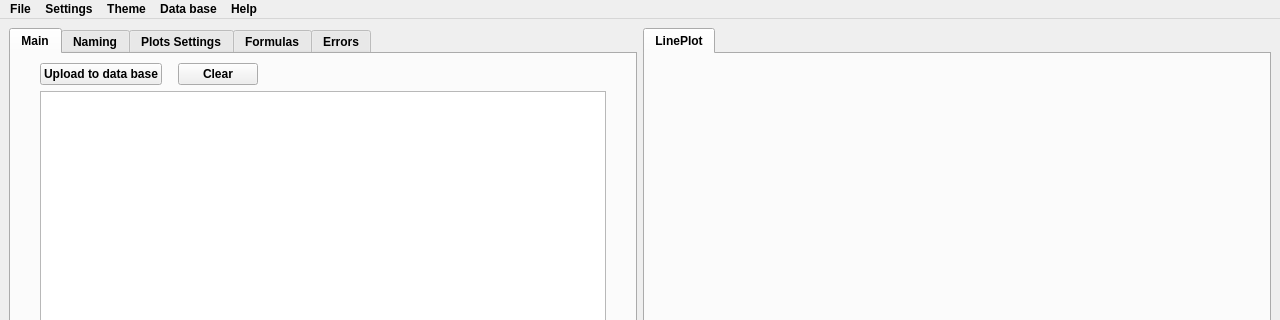
Above: main/mainwindow.ui from Kirikus/2024_Experiments before the change; both pictures show x 0 to 1280 and y 0 to 320 of the 1280 by 720 pixel window. Below: the same form after it.
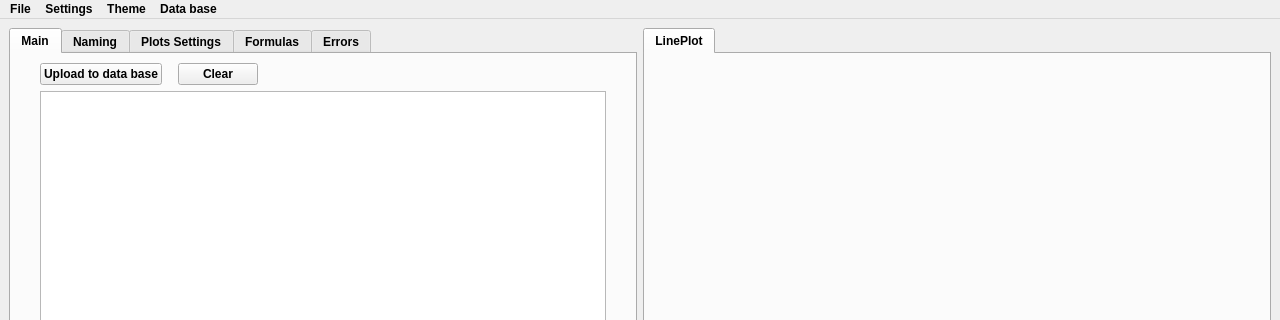
That is the form after the change. Custom widgets are drawn as their Qt base class.

Commit message: removed: -unnecessary functions -help functionality (another implementation is planned)

The edit to the form file:
```diff
--- a/main/mainwindow.ui
+++ b/main/mainwindow.ui
@@ -672,12 +672,6 @@
      <string>Settings</string>
     </property>
    </widget>
-   <widget class="QMenu" name="menuHelp">
-    <property name="title">
-     <string>Help</string>
-    </property>
-    <addaction name="actionHelp"/>
-   </widget>
    <widget class="QMenu" name="menuTheme">
     <property name="title">
      <string>Theme</string>
@@ -704,7 +698,6 @@
    <addaction name="menuSettings"/>
    <addaction name="menuTheme"/>
    <addaction name="menuData_base"/>
-   <addaction name="menuHelp"/>
   </widget>
   <action name="actionLightTheme">
    <property name="text">
```
The commit also changes 2 other files.
